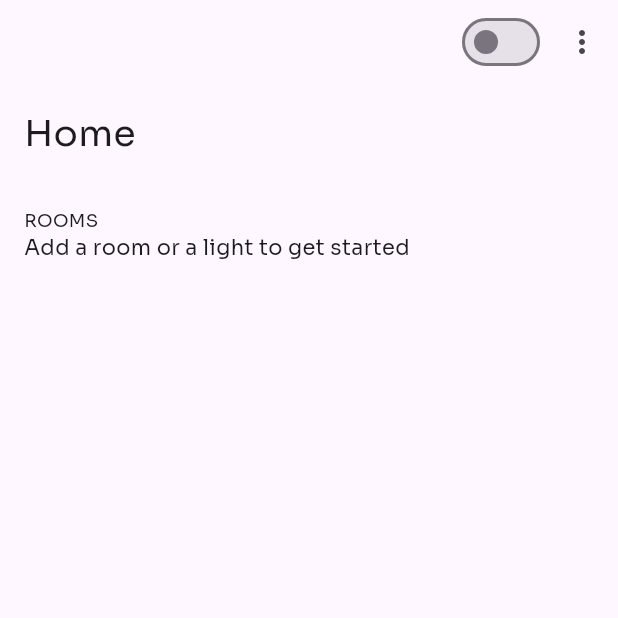
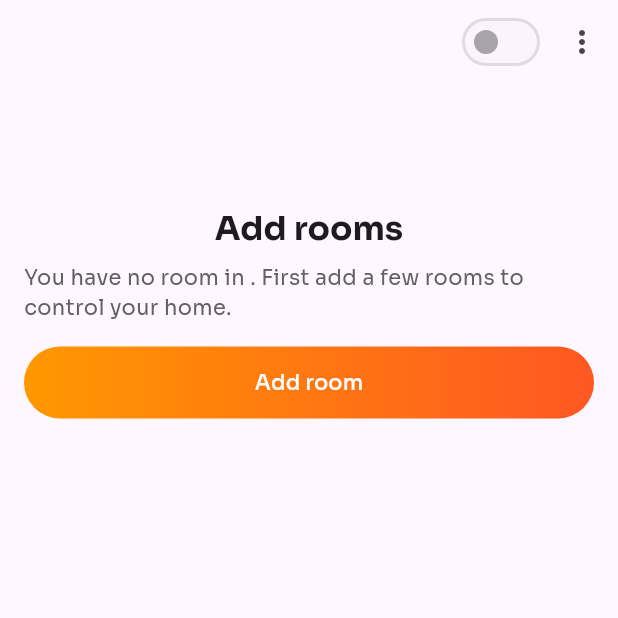
Before and after one commit to noa-cvlct/huedada, a Flutter app: the screen it shows once a user with an empty profile is signed in, on a phone screen of 412 x 824 dp, the top half of it. Run offline on Flutter 3.47's test engine with Material 3 defaults, Android fonts, the phone set to English and light mode, and no system bars; our stand-ins replace auto_route, bloc, cloud_firestore, equatable, firebase_auth, firebase_core and 1 more; accounts and stored records are empty; generated files the repository leaves out were written again.

Commit message:
Home update

```diff
--- a/lib/home/bloc/create_home_cubit.dart
+++ b/lib/home/bloc/create_home_cubit.dart
@@ -15,8 +15,8 @@ class CreateHomeCubit extends Cubit<CreateHomeState> {
 
   Future<void> createHome() async {
     if (state.name.isEmpty) return;
-    emit(state.copyWith(status: CreateHomeStatus.loading));
+    emit(state.copyWith(status: CreateHomeStateStatus.loading));
     await _homeRepository.createUserDoc(state.name);
-    emit(state.copyWith(status: CreateHomeStatus.success));
+    emit(state.copyWith(status: CreateHomeStateStatus.success));
   }
 }
--- a/lib/home/bloc/home_cubit.dart
+++ b/lib/home/bloc/home_cubit.dart
@@ -7,17 +7,22 @@ import 'package:hue_dada/room/model/room.dart';
 part 'home_state.dart';
 
 class HomeCubit extends Cubit<HomeState> {
-  HomeCubit(HomeRepository homeRepository)
-      : _homeRepository = homeRepository,
-        super(const HomeState());
+  HomeCubit(this._homeRepository) : super(const HomeState());
 
   final HomeRepository _homeRepository;
 
+  bool get canSwitchLightState =>
+      state.home != null &&
+      state.status != HomeStateStatus.homeLightStateUpdated &&
+      state.rooms.any((room) => room.lights != null && room.lights!.isNotEmpty);
+
   Future<void> switchLightState(bool lightState) async {
     if (state.home == null || state.rooms.isEmpty) return;
-    await _homeRepository.switchLightState(state.home!, lightState);
+    emit(state.copyWith(status: HomeStateStatus.updatingHomeLightState));
+    await _homeRepository.switchLightState(lightState);
     emit(state.copyWith(
       home: state.home!.copyWith(isOn: lightState),
+      status: HomeStateStatus.homeLightStateUpdated,
     ));
   }
 
--- a/lib/home/bloc/home_state.dart
+++ b/lib/home/bloc/home_state.dart
@@ -35,6 +35,8 @@ class HomeState extends Equatable {
 enum HomeStateStatus {
   initial,
   listenedHomeChanges,
+  homeLightStateUpdated,
+  updatingHomeLightState,
   loading,
   success,
   failure,
--- a/lib/home/repository/home_repository.dart
+++ b/lib/home/repository/home_repository.dart
@@ -1,5 +1,6 @@
 import 'package:cloud_firestore/cloud_firestore.dart';
 import 'package:firebase_auth/firebase_auth.dart';
+import 'package:flutter/cupertino.dart';
 import 'package:hue_dada/home/model/home.dart';
 import 'package:hue_dada/room/model/room.dart';
 
@@ -20,15 +21,17 @@ class HomeRepository {
   CollectionReference getUserRoomsCollection() =>
       getUserHome().collection(roomCollection);
 
-  Future<void> addRoom(Room room) async {
-    await getUserRoomsCollection().add(room.toFirebase());
+  Future<void> createRoom(String name, IconData iconData) async {
+    final doc = getUserRoomsCollection().doc();
+    final room = Room(id: doc.id, name: name, icon: iconData);
+    await doc.set(room.toFirebase());
   }
 
   Future<void> removeRoom(Room room) async {
     await getUserRoomsCollection().doc(room.id).delete();
   }
 
-  Future<void> switchLightState(Home home, bool lightState) async {
+  Future<void> switchLightState(bool lightState) async {
     await getUserHome().update({
       'isOn': lightState,
     });
--- a/lib/home/view/create_home_page.dart
+++ b/lib/home/view/create_home_page.dart
@@ -43,7 +43,7 @@ class CreateHomePage extends StatelessWidget {
                     ],
                   ),
                 ),
-                if (state.status == CreateHomeStatus.loading)
+                if (state.status == CreateHomeStateStatus.loading)
                   const LoadingDialog(),
               ],
             ),
--- a/lib/home/view/home_page.dart
+++ b/lib/home/view/home_page.dart
@@ -3,6 +3,8 @@ import 'package:flutter/material.dart';
 import 'package:flutter_bloc/flutter_bloc.dart';
 import 'package:hue_dada/home/bloc/home_cubit.dart';
 import 'package:hue_dada/home/view/widgets/options_bottom_sheet.dart';
+import 'package:hue_dada/navigation/app_router.dart';
+import 'package:hue_dada/widgets/gradient_button.dart';
 
 @RoutePage()
 class HomePage extends StatelessWidget {
@@ -11,6 +13,7 @@ class HomePage extends StatelessWidget {
   @override
   Widget build(BuildContext context) {
     final router = AutoRouter.of(context);
+
     return BlocBuilder<HomeCubit, HomeState>(
       builder: (context, state) {
         final cubit = BlocProvider.of<HomeCubit>(context);
@@ -19,7 +22,8 @@ class HomePage extends StatelessWidget {
             actions: [
               Switch(
                 value: state.home?.isOn ?? false,
-                onChanged: cubit.switchLightState,
+                onChanged:
+                    cubit.canSwitchLightState ? cubit.switchLightState : null,
               ),
               IconButton(
                 icon: const Icon(Icons.more_vert),
@@ -28,8 +32,9 @@ class HomePage extends StatelessWidget {
                   useRootNavigator: true,
                   isScrollControlled: true,
                   context: context,
-                    builder: (context) => const OptionsBottomSheet()),
-              )
+                  builder: (context) => const OptionsBottomSheet(),
+                ),
+              ),
             ],
           ),
           body: state.home == null
@@ -39,19 +44,68 @@ class HomePage extends StatelessWidget {
                   child: Column(
                     crossAxisAlignment: CrossAxisAlignment.start,
                     children: [
-                      const Text('Home', style: TextStyle(fontSize: 24)),
+                      Text(state.home!.name,
+                          style: const TextStyle(fontSize: 24)),
                       const SizedBox(height: 32),
-                      const Text('ROOMS', style: TextStyle(fontSize: 12)),
                       state.rooms.isEmpty
-                          ? const Text('Add a room or a light to get started')
+                          ? Column(
+                              children: [
+                                Text(
+                                  'Add rooms',
+                                  style: Theme.of(context)
+                                      .textTheme
+                                      .titleLarge
+                                      ?.copyWith(
+                                        fontWeight: FontWeight.bold,
+                                      ),
+                                  textAlign: TextAlign.center,
+                                ),
+                                const SizedBox(height: 8),
+                                Text(
+                                  'You have no room in ${state.home!.name}. '
+                                  'First add a few rooms to control your home.',
+                                  style: Theme.of(context)
+                                      .textTheme
+                                      .bodyMedium
+                                      ?.copyWith(
+                                        color: Colors.grey.shade700,
+                                      ),
+                                ),
+                                const SizedBox(height: 16),
+                                GradientButton(
+                                  backgroundGradient: const LinearGradient(
+                                    colors: [
+                                      Colors.orange,
+                                      Colors.deepOrange,
+                                    ],
+                                  ),
+                                  onPressed: () => router.push(
+                                    const RoomRouterRoute(
+                                      children: [
+                                        CreateRoomRouterRoute(),
+                                      ],
+                                    ),
+                                  ),
+                                  child: const Text(
+                                    'Add room',
+                                    style: TextStyle(color: Colors.white),
+                                  ),
+                                )
+                              ],
+                            )
                           : ListView(
                               shrinkWrap: true,
-                              children: state.rooms
-                                  .map((room) => ListTile(
+                              children: [
+                                const Text(
+                                  'ROOMS',
+                                  style: TextStyle(fontSize: 12),
+                                ),
+                                const SizedBox(height: 8),
+                                ...state.rooms.map((room) => ListTile(
                                       title: Text(room.name),
                                       subtitle: Text(room.id),
                                     ))
-                                  .toList(),
+                              ],
                             ),
                     ],
                   ),
```
Also changed, not shown: lib/home/bloc/create_home_state.dart (+4 -4 lines), lib/home/view/widgets/options_bottom_sheet.dart (+14 -2 lines). Lines whose indentation alone changed are shown as unchanged.
